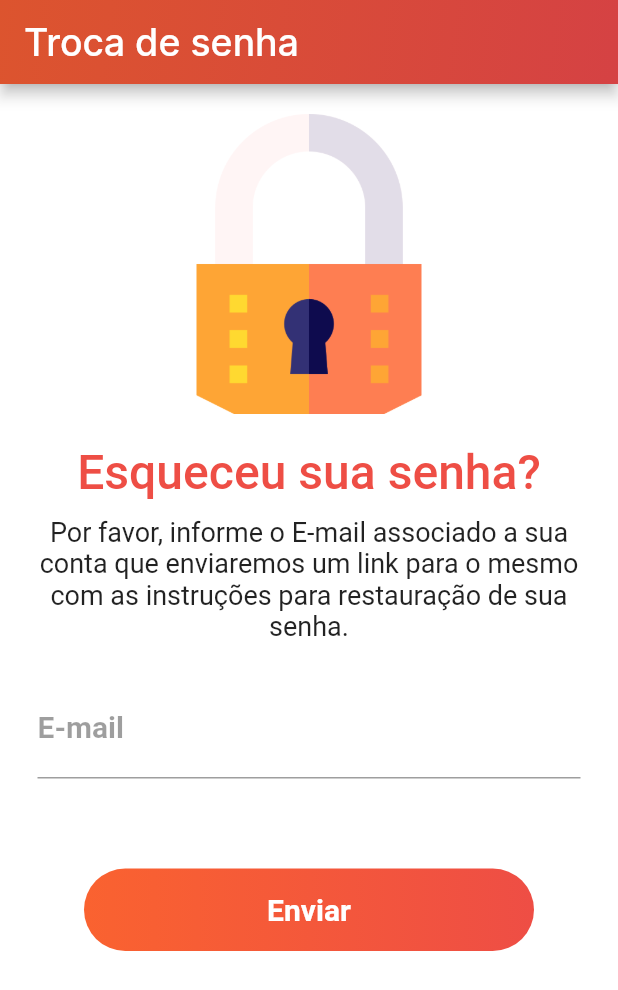
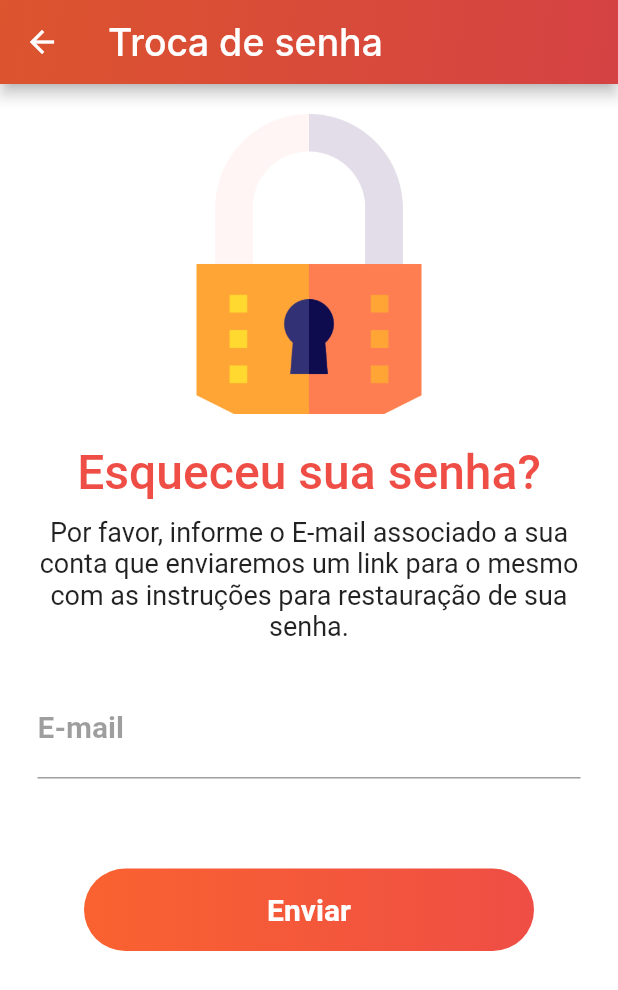
Before and after one commit to HenriqueBordonale/aaz_servicos, a Flutter app: the menuPrincipal screen opened by its route, item 3 of the bottom bar chosen, after a tap on "Alterar senha", on a phone screen of 412 x 824 dp. Shown: the top 990 px of the screen. Run offline on Flutter 3.47's test engine with Material 2 defaults, Android fonts, the light colour scheme and no system bars; our stand-ins replace cloud_firestore, curved_navigation_bar, dropdown_button2, firebase_auth, firebase_core, firebase_storage and 3 more; missing offline and left inert: cpf_cnpj_validator; accounts and stored records are empty; network calls fail; Roboto replaces fonts that are missing (inter).

Commit message:
App_Pronto

```diff
--- a/lib/models/database.dart
+++ b/lib/models/database.dart
@@ -116,6 +116,20 @@ class DatabaseMethods {
     }
   }
 
+  Future<String?> getUrlImage(String idUser) async {
+    try {
+      final storageUserRef = FirebaseStorage.instance
+          .ref()
+          .child('user_images/profile_images/${idUser}');
+      final urlStorageUser = await storageUserRef.getDownloadURL();
+
+      return urlStorageUser;
+    } catch (e) {
+      print('Erro ao obter URL da imagem: $e');
+      return null; // Retorna null se não conseguir obter a URL da imagem
+    }
+  }
+
 // Exemplo de uso:
   void main() async {
     String? userName = await getUserName();
--- a/lib/pages/Buscador/mostrarPerfil.dart
+++ b/lib/pages/Buscador/mostrarPerfil.dart
@@ -151,7 +151,7 @@ class _mostrarPerfil extends State<MostrarPerfil> {
                       const SizedBox(height: 4),
                       Text('$cidade - $uf'),
                       const SizedBox(height: 4),
-                      Text('Contratações - $cont'),
+                      Text('Contratações  $cont'),
                     ],
                   ),
                 ),
@@ -392,6 +392,8 @@ class _mostrarPerfil extends State<MostrarPerfil> {
           nome = data['nome'] as String?;
           imageUrlPerfil = data['imageUrl'] as String?;
           cont = data['quantidade'] as int?;
+          cidade = data['cidade'] as String?;
+          uf = data['uf'] as String?;
         });
       }
     }
--- a/lib/pages/Chat/conversas.dart
+++ b/lib/pages/Chat/conversas.dart
@@ -1,4 +1,5 @@
 import 'package:aaz_servicos/models/chatModel.dart';
+import 'package:aaz_servicos/models/database.dart';
 import 'package:aaz_servicos/pages/Chat/chat.dart';
 import 'package:cloud_firestore/cloud_firestore.dart';
 import 'package:firebase_auth/firebase_auth.dart';
@@ -86,9 +87,10 @@ class _ChatScreenState extends State<ChatScreen> {
                         );
                       } else {
                         String? servicoFinalizado = chat.servFinalizado;
-
                         return ListTile(
-                          leading: Stack(
+                          leading: Container(
+                            width: 60, // Largura total do conteúdo do leading
+                            child: Row(
                               children: [
                                 FutureBuilder<String?>(
                                   future: getImageProfile(index),
@@ -102,7 +104,7 @@ class _ChatScreenState extends State<ChatScreen> {
                                       return imageUrlPerfil != null
                                           ? ClipRRect(
                                               borderRadius:
-                                                BorderRadius.circular(75),
+                                                  BorderRadius.circular(30),
                                               child: Image.network(
                                                 imageUrlPerfil,
                                                 fit: BoxFit.cover,
@@ -117,23 +119,28 @@ class _ChatScreenState extends State<ChatScreen> {
                                     }
                                   },
                                 ),
-                              if (servicoFinalizado == 'C')
-                                Positioned(
-                                  top: 0,
-                                  right: 0,
-                                  child: Icon(
-                                    Icons.check_circle,
-                                    color: Color.fromARGB(200, 244, 67, 54),
-                                    size: 20,
+                              ],
                             ),
                           ),
-                            ],
-                          ),
-                          title: Text(
+                          title: Row(
+                            children: [
+                              Expanded(
+                                child: Text(
                                   '${snapshot.data}',
                                   style: TextStyle(
                                     fontSize: 18,
                                   ),
+                                ),
+                              ),
+
+                              Icon(
+                                Icons.circle,
+                                size: 15,
+                                color: chat.servFinalizado == 'C'
+                                    ? Color.fromARGB(255, 214, 79, 79)
+                                    : Color.fromARGB(255, 130, 189, 140),
+                              ), // Substitua "your_icon_here" pelo ícone desejado
+                            ],
                           ),
                           onTap: () {
                             if (servicoFinalizado != 'C') {
@@ -227,10 +234,12 @@ class _ChatScreenState extends State<ChatScreen> {
       Map<String, dynamic> chatData =
           chatSnapshot.data() as Map<String, dynamic>;
 
-      if (tipoUsuario == 'Ofertante') {
-        imageUrlPerfil = chatData['ContratanteImage'];
+      if (tipoUsuario == 'ofertante') {
+        String idUser = chatData['idContratante'];
+        imageUrlPerfil = await DatabaseMethods().getUrlImage(idUser);
       } else {
-        imageUrlPerfil = chatData['OfertanteImage'];
+        String idUser = chatData['idOfertante'];
+        imageUrlPerfil = await DatabaseMethods().getUrlImage(idUser);
       }
 
       return imageUrlPerfil;
--- a/lib/pages/Configuracoes/config.dart
+++ b/lib/pages/Configuracoes/config.dart
@@ -361,7 +361,7 @@ class _Config extends State<Config> {
                               Text(
                                 'Alterar senha',
                                 style: TextStyle(
-                                  color: Color.fromARGB(201, 82, 82, 82),
+                                  color: Color.fromARGB(200, 58, 58, 58),
                                   fontFamily: 'inter',
                                   fontSize: 17,
                                 ),
@@ -397,7 +397,7 @@ class _Config extends State<Config> {
                               Text(
                                 _isEditing ? 'Salvar' : 'Editar',
                                 style: const TextStyle(
-                                  color: Color.fromARGB(201, 82, 82, 82),
+                                  color: Color.fromARGB(200, 58, 58, 58),
                                   fontFamily: 'inter',
                                   fontSize: 18,
                                 ),
--- a/lib/pages/Login/esqueceu_senha.dart
+++ b/lib/pages/Login/esqueceu_senha.dart
@@ -25,7 +25,6 @@ class esqueceu_senha extends StatelessWidget {
             ),
           ),
         ),
-        automaticallyImplyLeading: false,
       ),
       body: Container(
         padding: EdgeInsets.only(top: 10, left: 25, right: 25),
--- a/lib/pages/Menu/menuPrincipal.dart
+++ b/lib/pages/Menu/menuPrincipal.dart
@@ -40,9 +40,9 @@ class _menuPrincipal extends State<menuPrincipal> {
               index: _currentIndex,
               height: 50.0,
               items: icons,
-              color: Color.fromARGB(193, 245, 34, 2),
-              buttonBackgroundColor: Color.fromARGB(193, 245, 34, 2),
-              backgroundColor: const Color.fromARGB(0, 131, 124, 124),
+              color: Color(0xFFF65740),
+              buttonBackgroundColor: Color(0xFFF65740),
+              backgroundColor: Colors.transparent,
               animationCurve: Curves.easeInOut,
               animationDuration: Duration(milliseconds: 300),
               onTap: (index) {
```
Also changed, not shown: lib/models/chatModel.dart (+0 -11 lines), lib/models/perfilProfi.dart (+17 -10 lines), lib/pages/Buscador/perfilCard.dart (+20 -3 lines), lib/pages/Feedback/feedbackCard.dart (+19 -6 lines), lib/pages/Feedback/feedbackScreen.dart (+7 -1 lines), lib/pages/Perfil_Profissional/perfilPro.dart (+16 -7 lines). Lines whose indentation alone changed are shown as unchanged.
